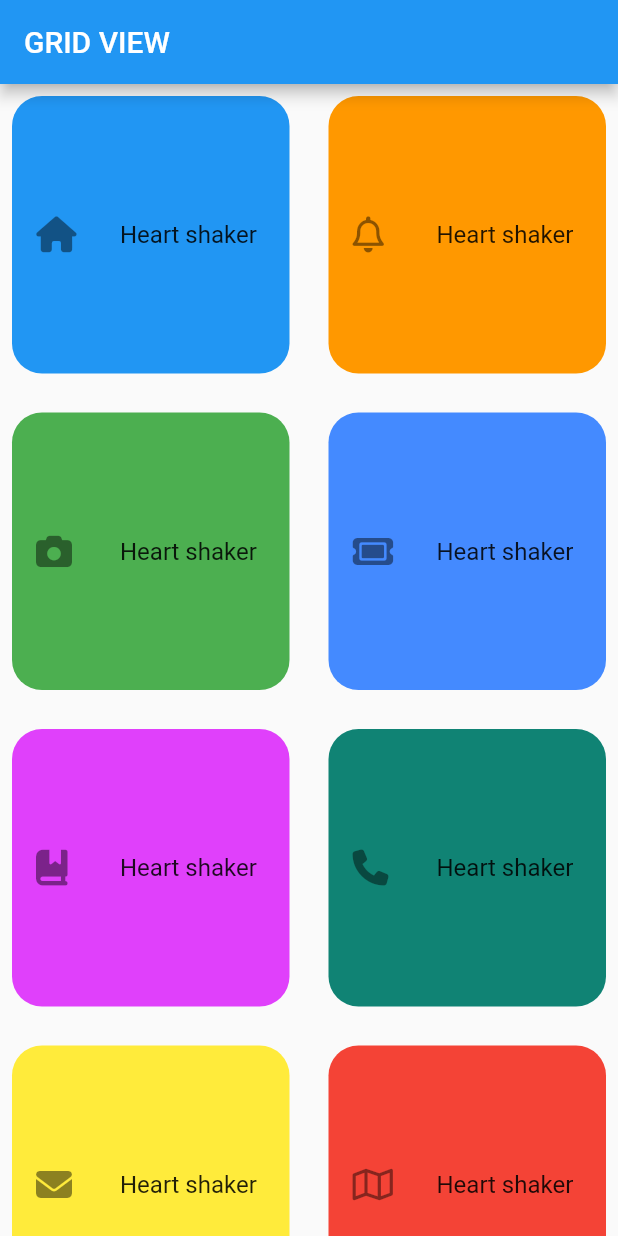
After one commit to anilamurali/flutter_december, a Flutter app: the GridViewExample screen opened directly, on a phone screen of 412 x 824 dp. The commit adds this screen. Run offline on Flutter 3.47's test engine with Material 2 defaults, Android fonts, the phone set to English and light mode, and no system bars; our stand-ins replace device_preview, font_awesome_flutter; missing offline and left inert: dart:html; key blocks and very long unbroken strings in the code were emptied for the run.

Commit message:
GridView UI

```diff
--- /dev/null
+++ b/lib/gridviewassignment.dart
@@ -0,0 +1,63 @@
+
+import 'package:flutter/material.dart';
+import 'package:font_awesome_flutter/font_awesome_flutter.dart';
+
+
+
+class GridViewExample extends StatelessWidget{
+  var color=[Colors.blue,
+            Colors.orange,
+            Colors.green,
+            Colors.blueAccent,
+            Colors.purpleAccent,
+            Color.fromARGB(255, 16, 131, 116),
+            Colors.yellow,
+            Colors.red,
+            Colors.pink,
+            Colors.greenAccent,
+            Colors.deepPurpleAccent];
+  var icon=[FontAwesomeIcons.house,
+              FontAwesomeIcons.bell,
+              FontAwesomeIcons.camera,
+              FontAwesomeIcons.ticket,
+              FontAwesomeIcons.bookBookmark,
+              FontAwesomeIcons.phone,
+              FontAwesomeIcons.solidEnvelope,
+              FontAwesomeIcons.map,
+              FontAwesomeIcons.microchip,
+              FontAwesomeIcons.microphoneLines,
+              FontAwesomeIcons.fileCirclePlus];
+  @override
+  Widget build(BuildContext context) {
+    return Scaffold(
+      appBar: AppBar(title: Text("GRID VIEW"),),
+      body: GridView.builder(gridDelegate: const SliverGridDelegateWithFixedCrossAxisCount(
+        crossAxisCount: 2,
+        crossAxisSpacing: 10,
+        mainAxisSpacing: 10,
+        childAspectRatio: 1.0),
+          itemCount: 11,
+         itemBuilder: (context,index){
+          return  Padding(
+            padding: const EdgeInsets.all(8.0),
+            child: Container(
+              height: 30,
+              decoration: BoxDecoration(
+                borderRadius: BorderRadius.circular(20),color: color[index]),
+                child: Center(
+                  child: ListTile(
+
+                    leading: FaIcon(icon[index]),
+                    title: Text("Heart shaker"),
+                  ),
+
+                ),
+
+            ),
+          );
+
+        }),
+    );
+  }
+
+}
--- a/pubspec.yaml
+++ b/pubspec.yaml
@@ -32,6 +32,7 @@ dependencies:
   flutter:
     sdk: flutter
   device_preview: ^1.1.0
+  font_awesome_flutter: ^10.4.0
 
 
   # The following adds the Cupertino Icons font to your application.
```
Also changed, not shown: lib/faicon.dart (added, +13 -0 lines), lib/grid_with_builder.dart (added, +29 -0 lines), lib/gridviewdemo.dart (added, +31 -0 lines), lib/main.dart (+8 -1 lines), pubspec.lock.
